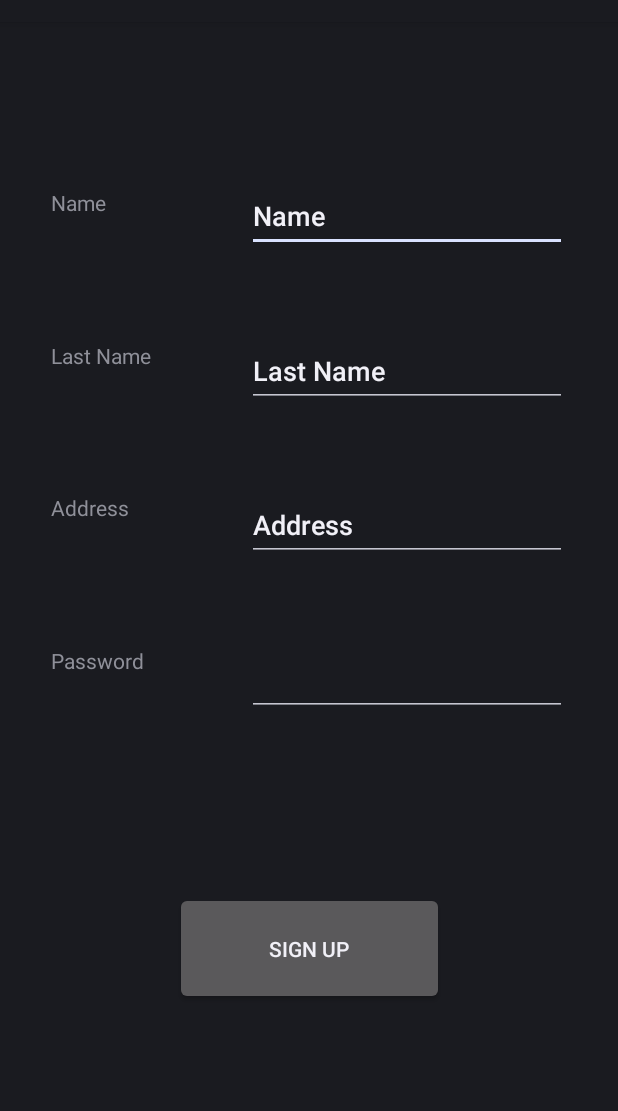
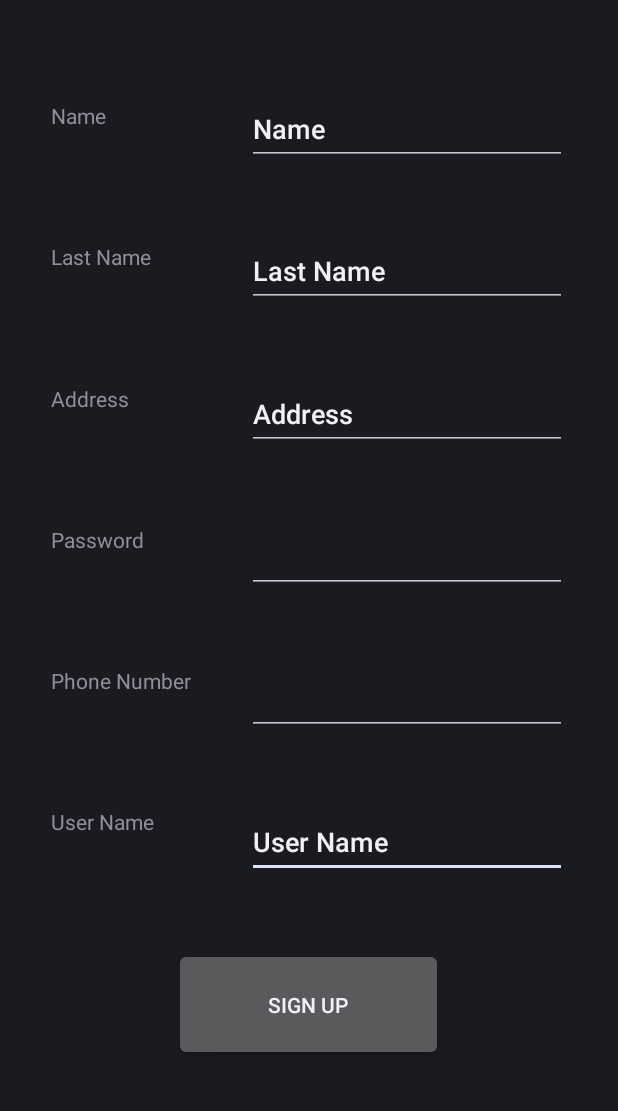
Before and after one commit to ghazi-ms/store-app, an Android app: the layout activity_sign_up.xml on its own in the app's theme, with its tools: preview values and no code run, on a phone screen of 412 x 824 dp, the part 62-1173 px from its top. Run offline under Robolectric (Android 15) with nearby library versions, the phone set to English and light mode, and no system bars.

```diff
--- a/app/src/main/AndroidManifest.xml
+++ b/app/src/main/AndroidManifest.xml
@@ -1,7 +1,7 @@
 <?xml version="1.0" encoding="utf-8"?>
 <manifest xmlns:android="http://schemas.android.com/apk/res/android"
     package="com.example.storeapp">
-
+    <uses-permission android:name="android.permission.READ_EXTERNAL_STORAGE" />
     <application
         android:allowBackup="true"
         android:icon="@mipmap/ic_launcher"
--- a/app/src/main/res/layout/activity_main.xml
+++ b/app/src/main/res/layout/activity_main.xml
@@ -16,6 +16,7 @@
         android:text="Password"
         app:layout_constraintBottom_toBottomOf="parent"
         app:layout_constraintEnd_toEndOf="parent"
+        app:layout_constraintHorizontal_bias="0.0"
         app:layout_constraintStart_toStartOf="parent"
         app:layout_constraintTop_toBottomOf="@+id/textView" />
 
--- a/app/src/main/res/layout/activity_sign_up.xml
+++ b/app/src/main/res/layout/activity_sign_up.xml
@@ -6,18 +6,30 @@
     android:layout_height="match_parent"
     tools:context=".sign_up">
 
+    <EditText
+        android:id="@+id/UserName"
+        android:layout_width="wrap_content"
+        android:layout_height="wrap_content"
+        android:ems="10"
+        android:inputType="textPersonName"
+        android:minHeight="48dp"
+        android:text="User Name"
+        app:layout_constraintBottom_toTopOf="@+id/DoneBtn"
+        app:layout_constraintEnd_toEndOf="parent"
+        app:layout_constraintHorizontal_bias="0.5"
+        app:layout_constraintStart_toEndOf="@+id/txt"
+        app:layout_constraintTop_toBottomOf="@+id/Phonenumber" />
+
     <TextView
         android:id="@+id/textView2"
         android:layout_width="96dp"
         android:layout_height="41dp"
-        android:layout_marginTop="50dp"
         android:text="Name"
         app:layout_constraintBottom_toTopOf="@+id/textView4"
-        app:layout_constraintEnd_toStartOf="@+id/editTextTextPersonName"
+        app:layout_constraintEnd_toStartOf="@+id/name"
         app:layout_constraintHorizontal_bias="0.5"
         app:layout_constraintStart_toStartOf="parent"
-        app:layout_constraintTop_toTopOf="parent"
-        app:layout_constraintVertical_chainStyle="spread" />
+        app:layout_constraintTop_toTopOf="parent" />
 
     <TextView
         android:id="@+id/textView5"
@@ -25,7 +37,7 @@
         android:layout_height="41dp"
         android:text="Address"
         app:layout_constraintBottom_toTopOf="@+id/textView6"
-        app:layout_constraintEnd_toStartOf="@+id/editTextTextPersonName3"
+        app:layout_constraintEnd_toStartOf="@+id/address"
         app:layout_constraintHorizontal_bias="0.5"
         app:layout_constraintStart_toStartOf="parent"
         app:layout_constraintTop_toBottomOf="@+id/textView4" />
@@ -36,67 +48,65 @@
         android:layout_height="41dp"
         android:text="Last Name"
         app:layout_constraintBottom_toTopOf="@+id/textView5"
-        app:layout_constraintEnd_toStartOf="@+id/editTextTextPersonName2"
+        app:layout_constraintEnd_toStartOf="@+id/last_name"
         app:layout_constraintHorizontal_bias="0.5"
         app:layout_constraintStart_toStartOf="parent"
         app:layout_constraintTop_toBottomOf="@+id/textView2" />
 
     <EditText
-        android:id="@+id/editTextTextPersonName"
+        android:id="@+id/name"
         android:layout_width="wrap_content"
         android:layout_height="wrap_content"
-        android:layout_marginTop="50dp"
         android:ems="10"
         android:inputType="textPersonName"
         android:minHeight="48dp"
         android:text="Name"
-        app:layout_constraintBottom_toTopOf="@+id/editTextTextPersonName2"
+        app:layout_constraintBottom_toTopOf="@+id/last_name"
         app:layout_constraintEnd_toEndOf="parent"
         app:layout_constraintHorizontal_bias="0.5"
         app:layout_constraintStart_toEndOf="@+id/textView2"
         app:layout_constraintTop_toTopOf="parent" />
 
     <EditText
-        android:id="@+id/editTextTextPersonName2"
+        android:id="@+id/last_name"
         android:layout_width="wrap_content"
         android:layout_height="wrap_content"
         android:ems="10"
         android:inputType="textPersonName"
         android:minHeight="48dp"
         android:text="Last Name"
-        app:layout_constraintBottom_toTopOf="@+id/editTextTextPersonName3"
+        app:layout_constraintBottom_toTopOf="@+id/address"
         app:layout_constraintEnd_toEndOf="parent"
         app:layout_constraintHorizontal_bias="0.5"
         app:layout_constraintStart_toEndOf="@+id/textView4"
-        app:layout_constraintTop_toBottomOf="@+id/editTextTextPersonName" />
+        app:layout_constraintTop_toBottomOf="@+id/name" />
 
     <EditText
-        android:id="@+id/editTextTextPersonName3"
+        android:id="@+id/address"
         android:layout_width="wrap_content"
         android:layout_height="wrap_content"
         android:ems="10"
         android:inputType="textPersonName"
         android:minHeight="48dp"
         android:text="Address"
-        app:layout_constraintBottom_toTopOf="@+id/editTextTextPassword"
+        app:layout_constraintBottom_toTopOf="@+id/password"
         app:layout_constraintEnd_toEndOf="parent"
         app:layout_constraintHorizontal_bias="0.5"
         app:layout_constraintStart_toEndOf="@+id/textView5"
-        app:layout_constraintTop_toBottomOf="@+id/editTextTextPersonName2" />
+        app:layout_constraintTop_toBottomOf="@+id/last_name" />
 
     <EditText
-        android:id="@+id/editTextTextPassword"
+        android:id="@+id/password"
         android:layout_width="wrap_content"
         android:layout_height="wrap_content"
-        android:layout_marginBottom="250dp"
         android:ems="10"
         android:inputType="textPassword"
         android:minHeight="48dp"
-        app:layout_constraintBottom_toBottomOf="parent"
+        app:layout_constraintBottom_toTopOf="@+id/Phonenumber"
         app:layout_constraintEnd_toEndOf="parent"
         app:layout_constraintHorizontal_bias="0.5"
         app:layout_constraintStart_toEndOf="@+id/textView6"
-        app:layout_constraintTop_toBottomOf="@+id/editTextTextPersonName3"
+        app:layout_constraintTop_toBottomOf="@+id/address"
         tools:ignore="SpeakableTextPresentCheck" />
 
     <Button
@@ -104,24 +114,60 @@
         android:layout_width="179dp"
         android:layout_height="75dp"
         android:layout_marginStart="116dp"
-        android:layout_marginTop="113dp"
         android:layout_marginEnd="116dp"
-        android:layout_marginBottom="109dp"
+        android:layout_marginBottom="28dp"
         android:text="Sign Up"
         app:layout_constraintBottom_toBottomOf="parent"
         app:layout_constraintEnd_toEndOf="parent"
+        app:layout_constraintHorizontal_bias="0.0"
         app:layout_constraintStart_toStartOf="parent"
-        app:layout_constraintTop_toBottomOf="@+id/editTextTextPassword" />
+        app:layout_constraintTop_toBottomOf="@+id/UserName" />
 
     <TextView
         android:id="@+id/textView6"
         android:layout_width="96dp"
         android:layout_height="41dp"
-        android:layout_marginBottom="250dp"
         android:text="Password"
-        app:layout_constraintBottom_toBottomOf="parent"
-        app:layout_constraintEnd_toStartOf="@+id/editTextTextPassword"
+        app:layout_constraintBottom_toTopOf="@+id/phoneNumber"
+        app:layout_constraintEnd_toStartOf="@+id/password"
         app:layout_constraintHorizontal_bias="0.5"
         app:layout_constraintStart_toStartOf="parent"
         app:layout_constraintTop_toBottomOf="@+id/textView5" />
+
+    <TextView
+        android:id="@+id/phoneNumber"
+        android:layout_width="96dp"
+        android:layout_height="41dp"
+        android:text="Phone Number"
+        app:layout_constraintBottom_toTopOf="@+id/txt"
+        app:layout_constraintEnd_toStartOf="@+id/Phonenumber"
+        app:layout_constraintHorizontal_bias="0.5"
+        app:layout_constraintStart_toStartOf="parent"
+        app:layout_constraintTop_toBottomOf="@+id/textView6" />
+
+    <TextView
+        android:id="@+id/txt"
+        android:layout_width="96dp"
+        android:layout_height="41dp"
+        android:text="User Name"
+        app:layout_constraintBottom_toTopOf="@+id/DoneBtn"
+        app:layout_constraintEnd_toStartOf="@+id/UserName"
+        app:layout_constraintHorizontal_bias="0.5"
+        app:layout_constraintStart_toStartOf="parent"
+        app:layout_constraintTop_toBottomOf="@+id/phoneNumber" />
+
+    <EditText
+        android:id="@+id/Phonenumber"
+        android:layout_width="wrap_content"
+        android:layout_height="wrap_content"
+        android:ems="10"
+        android:inputType="phone"
+        android:minHeight="48dp"
+        app:layout_constraintBottom_toTopOf="@+id/UserName"
+        app:layout_constraintEnd_toEndOf="parent"
+        app:layout_constraintHorizontal_bias="0.5"
+        app:layout_constraintStart_toEndOf="@+id/phoneNumber"
+        app:layout_constraintTop_toBottomOf="@+id/password"
+        tools:ignore="SpeakableTextPresentCheck" />
+
 </androidx.constraintlayout.widget.ConstraintLayout>
```
Also changed, not shown: app/src/main/java/com/example/storeapp/DBHelper.kt (added, +122 -0 lines), app/src/main/java/com/example/storeapp/MainActivity.kt (+18 -5 lines), app/src/main/java/com/example/storeapp/sign_up.kt (+35 -0 lines), app/src/main/res/layout/activity_user_page.xml (+1 -18 lines).
